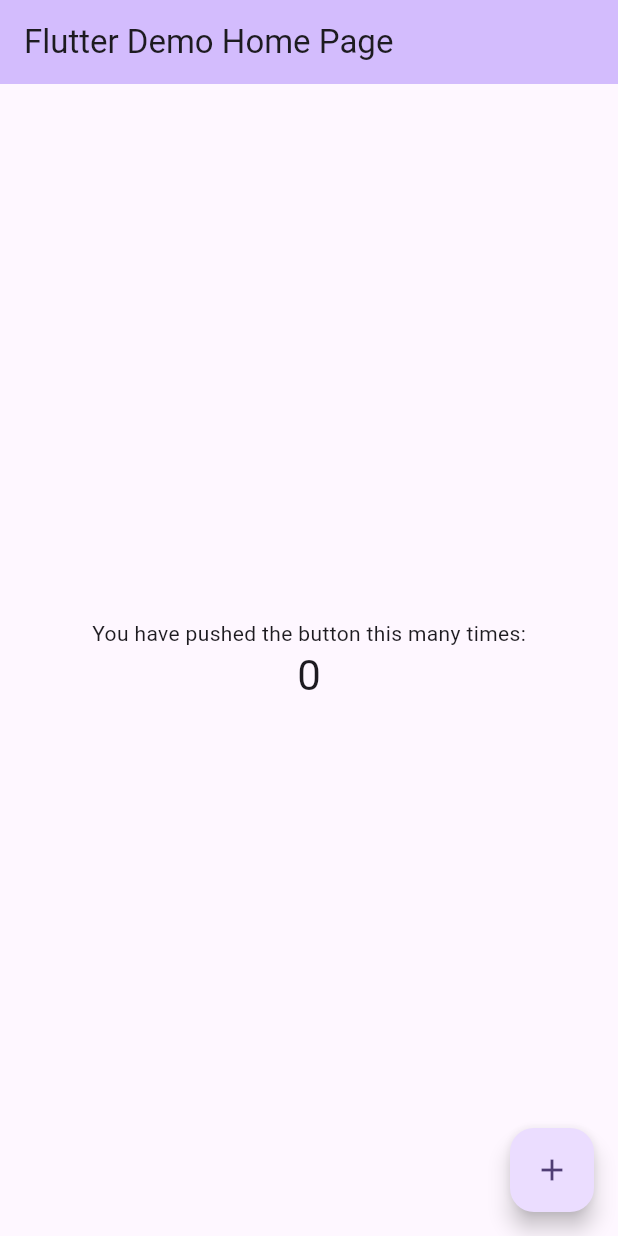
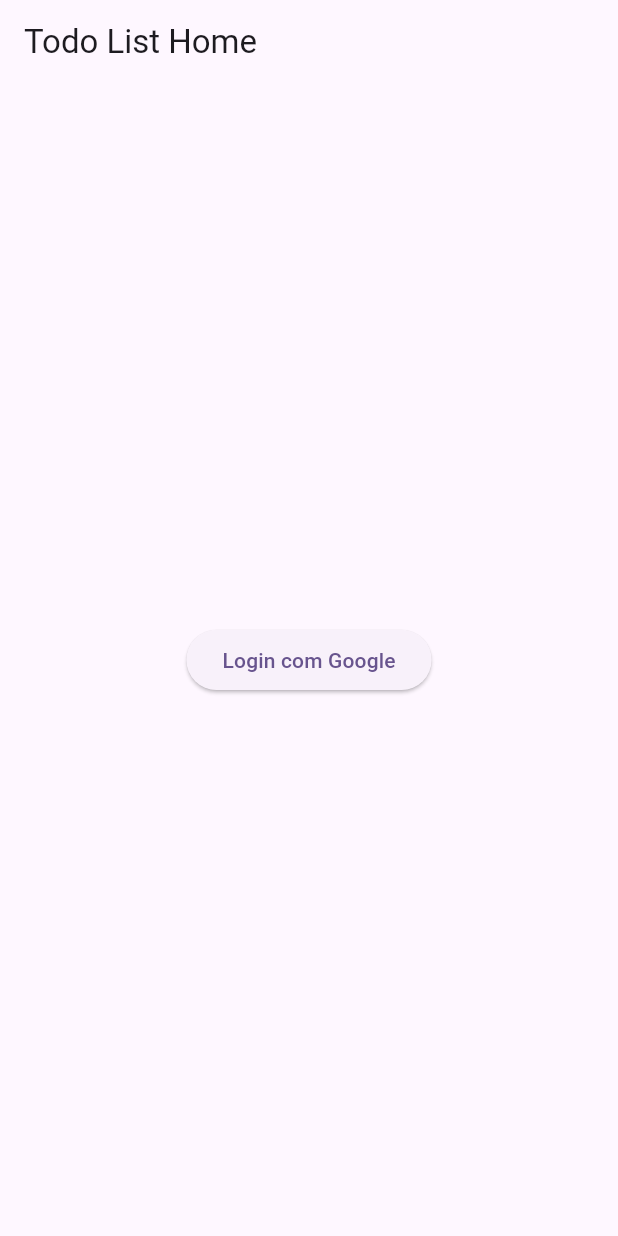
Before and after one commit to RodrigoD4v/todolist, a Flutter app: the screen it shows after launch, on a phone screen of 412 x 824 dp. Run offline on Flutter 3.47's test engine with Material 3 defaults, Android fonts, the phone set to English and light mode, and no system bars; our stand-ins replace firebase_core, google_sign_in; accounts and stored records are empty.

Commit message:
Feat - Criando visualização e arquivo de serviço  para testar login com google

```diff
--- a/lib/main.dart
+++ b/lib/main.dart
@@ -1,125 +1,25 @@
+import 'package:firebase_core/firebase_core.dart';
 import 'package:flutter/material.dart';
+import 'package:todolist/screens/home_screen.dart';
 
-void main() {
+void main() async {
+  WidgetsFlutterBinding.ensureInitialized();
+  await Firebase.initializeApp();
   runApp(const MyApp());
 }
 
 class MyApp extends StatelessWidget {
   const MyApp({super.key});
 
-  // This widget is the root of your application.
   @override
   Widget build(BuildContext context) {
     return MaterialApp(
-      title: 'Flutter Demo',
+      title: 'Todo List',
       theme: ThemeData(
-        // This is the theme of your application.
-        //
-        // TRY THIS: Try running your application with "flutter run". You'll see
-        // the application has a purple toolbar. Then, without quitting the app,
-        // try changing the seedColor in the colorScheme below to Colors.green
-        // and then invoke "hot reload" (save your changes or press the "hot
-        // reload" button in a Flutter-supported IDE, or press "r" if you used
-        // the command line to start the app).
-        //
-        // Notice that the counter didn't reset back to zero; the application
-        // state is not lost during the reload. To reset the state, use hot
-        // restart instead.
-        //
-        // This works for code too, not just values: Most code changes can be
-        // tested with just a hot reload.
         colorScheme: ColorScheme.fromSeed(seedColor: Colors.deepPurple),
         useMaterial3: true,
       ),
-      home: const MyHomePage(title: 'Flutter Demo Home Page'),
+      home: const HomeScreen(),
     );
   }
 }
-
-class MyHomePage extends StatefulWidget {
-  const MyHomePage({super.key, required this.title});
-
-  // This widget is the home page of your application. It is stateful, meaning
-  // that it has a State object (defined below) that contains fields that affect
-  // how it looks.
-
-  // This class is the configuration for the state. It holds the values (in this
-  // case the title) provided by the parent (in this case the App widget) and
-  // used by the build method of the State. Fields in a Widget subclass are
-  // always marked "final".
-
-  final String title;
-
-  @override
-  State<MyHomePage> createState() => _MyHomePageState();
-}
-
-class _MyHomePageState extends State<MyHomePage> {
-  int _counter = 0;
-
-  void _incrementCounter() {
-    setState(() {
-      // This call to setState tells the Flutter framework that something has
-      // changed in this State, which causes it to rerun the build method below
-      // so that the display can reflect the updated values. If we changed
-      // _counter without calling setState(), then the build method would not be
-      // called again, and so nothing would appear to happen.
-      _counter++;
-    });
-  }
-
-  @override
-  Widget build(BuildContext context) {
-    // This method is rerun every time setState is called, for instance as done
-    // by the _incrementCounter method above.
-    //
-    // The Flutter framework has been optimized to make rerunning build methods
-    // fast, so that you can just rebuild anything that needs updating rather
-    // than having to individually change instances of widgets.
-    return Scaffold(
-      appBar: AppBar(
-        // TRY THIS: Try changing the color here to a specific color (to
-        // Colors.amber, perhaps?) and trigger a hot reload to see the AppBar
-        // change color while the other colors stay the same.
-        backgroundColor: Theme.of(context).colorScheme.inversePrimary,
-        // Here we take the value from the MyHomePage object that was created by
-        // the App.build method, and use it to set our appbar title.
-        title: Text(widget.title),
-      ),
-      body: Center(
-        // Center is a layout widget. It takes a single child and positions it
-        // in the middle of the parent.
-        child: Column(
-          // Column is also a layout widget. It takes a list of children and
-          // arranges them vertically. By default, it sizes itself to fit its
-          // children horizontally, and tries to be as tall as its parent.
-          //
-          // Column has various properties to control how it sizes itself and
-          // how it positions its children. Here we use mainAxisAlignment to
-          // center the children vertically; the main axis here is the vertical
-          // axis because Columns are vertical (the cross axis would be
-          // horizontal).
-          //
-          // TRY THIS: Invoke "debug painting" (choose the "Toggle Debug Paint"
-          // action in the IDE, or press "p" in the console), to see the
-          // wireframe for each widget.
-          mainAxisAlignment: MainAxisAlignment.center,
-          children: <Widget>[
-            const Text(
-              'You have pushed the button this many times:',
-            ),
-            Text(
-              '$_counter',
-              style: Theme.of(context).textTheme.headlineMedium,
-            ),
-          ],
-        ),
-      ),
-      floatingActionButton: FloatingActionButton(
-        onPressed: _incrementCounter,
-        tooltip: 'Increment',
-        child: const Icon(Icons.add),
-      ), // This trailing comma makes auto-formatting nicer for build methods.
-    );
-  }
-}
--- /dev/null
+++ b/lib/screens/home_screen.dart
@@ -0,0 +1,38 @@
+import 'package:flutter/material.dart';
+import 'package:google_sign_in/google_sign_in.dart';
+import '../services/auth_service.dart';
+
+class HomeScreen extends StatefulWidget {
+  const HomeScreen({super.key});
+
+  @override
+  _HomeScreenState createState() => _HomeScreenState();
+}
+
+class _HomeScreenState extends State<HomeScreen> {
+  final GoogleSignIn _googleSignIn = GoogleSignIn();
+
+  Future<void> _loginWithGoogle() async {
+    try {
+      await _googleSignIn.signIn();
+      // adicionar lógica para navegar ou mostrar informações após o login
+    } catch (error) {
+      print("Erro ao fazer login com Google: $error");
+    }
+  }
+
+  @override
+  Widget build(BuildContext context) {
+    return Scaffold(
+      appBar: AppBar(
+        title: const Text('Todo List Home'),
+      ),
+      body: Center(
+        child: ElevatedButton(
+          onPressed: _loginWithGoogle,
+          child: const Text('Login com Google'),
+        ),
+      ),
+    );
+  }
+}
--- /dev/null
+++ b/lib/services/auth_service.dart
@@ -0,0 +1,3 @@
+class AuthService {
+
+}
--- a/pubspec.yaml
+++ b/pubspec.yaml
@@ -35,6 +35,10 @@ dependencies:
   # The following adds the Cupertino Icons font to your application.
   # Use with the CupertinoIcons class for iOS style icons.
   cupertino_icons: ^1.0.8
+  firebase_core: ^3.6.0
+  firebase_auth: ^5.3.1
+  google_sign_in: ^6.2.1
+  http: ^1.2.2
 
 dev_dependencies:
   flutter_test:
```
Also changed, not shown: pubspec.lock, 5 other files.
